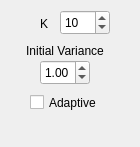
First picture: the form in _AlgorithmsPlugins/Reinforcements/paramsPower.ui, repository b4silio/MLDemos, before the edit.
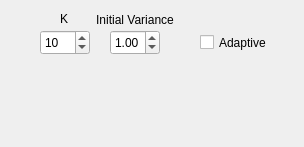
Second picture: the form after the edit.

The edit to the form file:
```diff
--- a/_AlgorithmsPlugins/Reinforcements/paramsPower.ui
+++ b/_AlgorithmsPlugins/Reinforcements/paramsPower.ui
@@ -6,7 +6,7 @@
    <rect>
     <x>0</x>
     <y>0</y>
-    <width>140</width>
+    <width>304</width>
     <height>147</height>
    </rect>
   </property>
@@ -16,8 +16,8 @@
   <widget class="QDoubleSpinBox" name="varianceSpin">
    <property name="geometry">
     <rect>
-     <x>40</x>
-     <y>60</y>
+     <x>110</x>
+     <y>30</y>
      <width>50</width>
      <height>25</height>
     </rect>
@@ -43,10 +43,10 @@
   <widget class="QLabel" name="varianceLabel">
    <property name="geometry">
     <rect>
-     <x>20</x>
-     <y>40</y>
+     <x>90</x>
+     <y>10</y>
      <width>90</width>
-     <height>21</height>
+     <height>20</height>
     </rect>
    </property>
    <property name="font">
@@ -64,8 +64,8 @@
   <widget class="QCheckBox" name="adaptiveCheck">
    <property name="geometry">
     <rect>
-     <x>30</x>
-     <y>90</y>
+     <x>200</x>
+     <y>30</y>
      <width>70</width>
      <height>25</height>
     </rect>
@@ -89,8 +89,8 @@
   <widget class="QSpinBox" name="kSpin">
    <property name="geometry">
     <rect>
-     <x>60</x>
-     <y>10</y>
+     <x>40</x>
+     <y>30</y>
      <width>50</width>
      <height>25</height>
     </rect>
@@ -113,10 +113,10 @@
   <widget class="QLabel" name="varianceLabel_2">
    <property name="geometry">
     <rect>
-     <x>40</x>
+     <x>60</x>
      <y>9</y>
      <width>20</width>
-     <height>30</height>
+     <height>20</height>
     </rect>
    </property>
    <property name="font">
```
